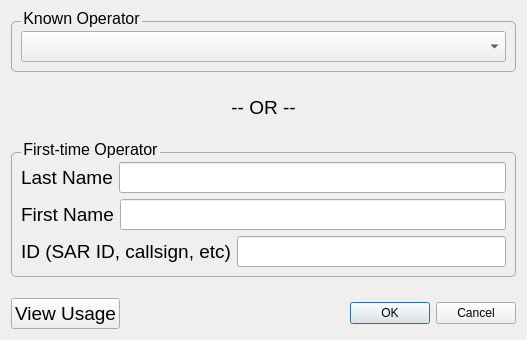
The window that designer/loginDialog.ui (ncssar/radiolog) describes before a commit, drawn with Qt 5.
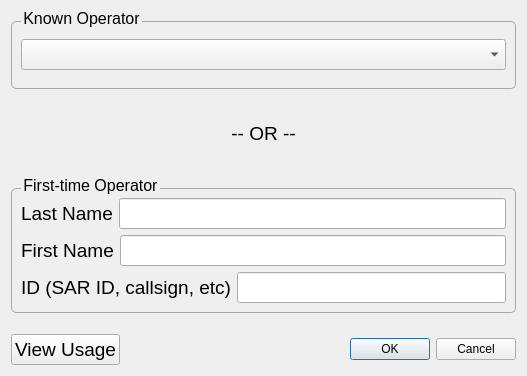
The same window after the commit.

```diff
--- a/designer/loginDialog.ui
+++ b/designer/loginDialog.ui
@@ -7,7 +7,7 @@
     <x>0</x>
     <y>0</y>
     <width>527</width>
-    <height>340</height>
+    <height>376</height>
    </rect>
   </property>
   <property name="windowTitle">
```
Left out of the diff: 29 changed lines with no effect on the pictures.
